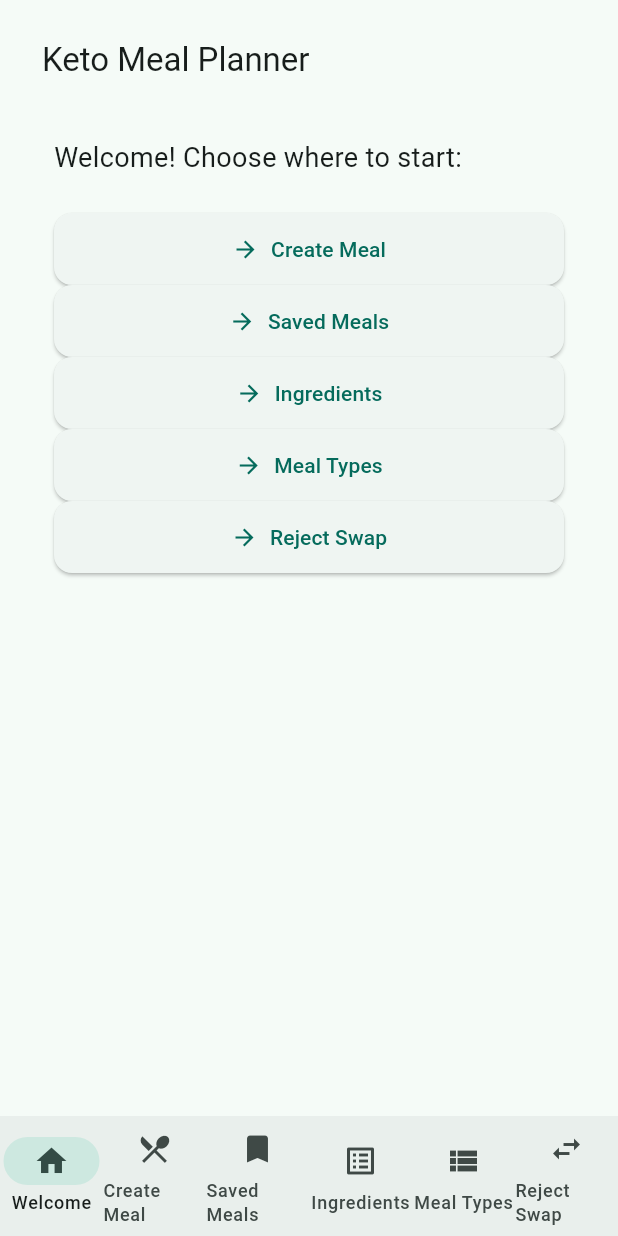
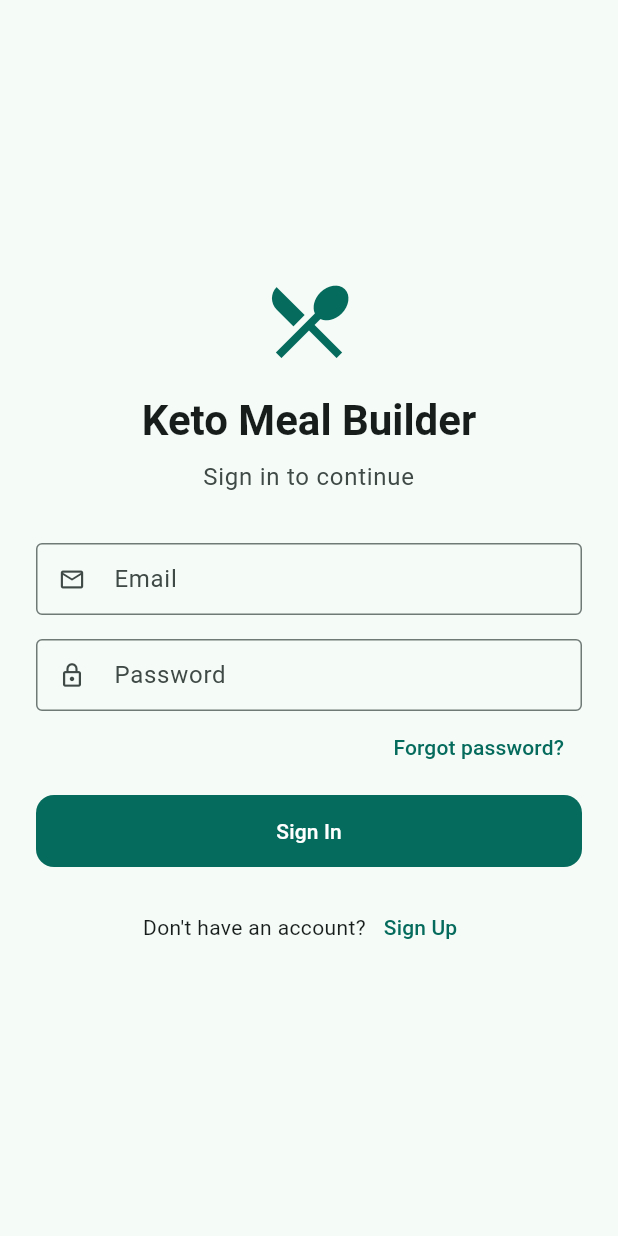
Before and after one commit to maximumsofty/meal_planner_app_local_version, a Flutter app: the screen it shows after launch, on a phone screen of 412 x 824 dp. Run offline on Flutter 3.47's test engine with Material 3 defaults, Android fonts, the phone set to English and light mode, and no system bars; our stand-ins replace cloud_firestore, firebase_auth, firebase_core, go_router, shared_preferences; accounts and stored records are empty.

Commit message:
Add Firebase authentication and Firestore integration
- Add firebase_core, firebase_auth, cloud_firestore dependencies
- Create Firebase configuration (firebase_options.dart)
- Add AuthService for login/signup/signout
- Create LoginScreen with email/password authentication
- Update AppRouter with auth state handling and redirects
- Convert IngredientService to use Firestore
- Convert MealService to use Firestore
- Convert MealTypeService to use Firestore
- Add sign out button to app shell

Data is now stored per-user in Firestore:
- users/{userId}/ingredients
- users/{userId}/meals
- users/{userId}/mealTypes

Co-Authored-By: Claude Opus 4.5 <noreply@anthropic.com>

```diff
--- a/lib/app_router.dart
+++ b/lib/app_router.dart
@@ -4,17 +4,44 @@ import 'package:go_router/go_router.dart';
 import 'models/meal.dart';
 import 'screens/create_meal_screen.dart';
 import 'screens/ingredients_screen.dart';
+import 'screens/login_screen.dart';
 import 'screens/meal_types_screen.dart';
 import 'screens/reject_swap_screen.dart';
 import 'screens/saved_meals_screen.dart';
 import 'screens/welcome_screen.dart';
+import 'services/auth_service.dart';
 
 class AppRouter {
   AppRouter();
 
+  final _authService = AuthService();
+
   late final GoRouter router = GoRouter(
     initialLocation: '/',
+    refreshListenable: GoRouterRefreshStream(_authService.authStateChanges),
+    redirect: (context, state) {
+      final isLoggedIn = _authService.isLoggedIn;
+      final isLoggingIn = state.matchedLocation == '/login';
+
+      // If not logged in and not on login page, redirect to login
+      if (!isLoggedIn && !isLoggingIn) {
+        return '/login';
+      }
+
+      // If logged in and on login page, redirect to home
+      if (isLoggedIn && isLoggingIn) {
+        return '/';
+      }
+
+      return null;
+    },
     routes: [
+      GoRoute(
+        path: '/login',
+        name: 'login',
+        pageBuilder: (context, state) =>
+            const NoTransitionPage(child: LoginScreen()),
+      ),
       ShellRoute(
         builder: (context, state, child) =>
             _AppShell(location: state.uri.path, child: child),
@@ -65,6 +92,22 @@ class AppRouter {
   );
 }
 
+// Helper class to convert Stream to Listenable for GoRouter refresh
+class GoRouterRefreshStream extends ChangeNotifier {
+  GoRouterRefreshStream(Stream<dynamic> stream) {
+    notifyListeners();
+    _subscription = stream.asBroadcastStream().listen((_) => notifyListeners());
+  }
+
+  late final dynamic _subscription;
+
+  @override
+  void dispose() {
+    _subscription.cancel();
+    super.dispose();
+  }
+}
+
 class _NavItem {
   final String path;
   final String label;
@@ -103,6 +146,30 @@ class _AppShell extends StatelessWidget {
     }
   }
 
+  Future<void> _signOut(BuildContext context) async {
+    final confirmed = await showDialog<bool>(
+      context: context,
+      builder: (ctx) => AlertDialog(
+        title: const Text('Sign Out'),
+        content: const Text('Are you sure you want to sign out?'),
+        actions: [
+          TextButton(
+            onPressed: () => Navigator.pop(ctx, false),
+            child: const Text('Cancel'),
+          ),
+          FilledButton(
+            onPressed: () => Navigator.pop(ctx, true),
+            child: const Text('Sign Out'),
+          ),
+        ],
+      ),
+    );
+
+    if (confirmed == true) {
+      await AuthService().signOut();
+    }
+  }
+
   @override
   Widget build(BuildContext context) {
     final useRail = MediaQuery.of(context).size.width >= 900;
@@ -110,8 +177,7 @@ class _AppShell extends StatelessWidget {
 
     final centeredChild = SafeArea(
       top: true,
-      bottom:
-          useRail, // rail view should respect bottom insets; nav bar handles its own
+      bottom: useRail,
       child: Padding(
         padding: EdgeInsets.fromLTRB(
           horizontalPad,
@@ -137,6 +203,19 @@ class _AppShell extends StatelessWidget {
                 selectedIndex: _currentIndex,
                 onDestinationSelected: (index) => _onSelect(context, index),
                 labelType: NavigationRailLabelType.all,
+                trailing: Expanded(
+                  child: Align(
+                    alignment: Alignment.bottomCenter,
+                    child: Padding(
+                      padding: const EdgeInsets.only(bottom: 16),
+                      child: IconButton(
+                        icon: const Icon(Icons.logout),
+                        tooltip: 'Sign Out',
+                        onPressed: () => _signOut(context),
+                      ),
+                    ),
+                  ),
+                ),
                 destinations: _navItems
                     .map(
                       (item) => NavigationRailDestination(
@@ -154,6 +233,16 @@ class _AppShell extends StatelessWidget {
     }
 
     return Scaffold(
+      appBar: AppBar(
+        title: const Text('Keto Meal Builder'),
+        actions: [
+          IconButton(
+            icon: const Icon(Icons.logout),
+            tooltip: 'Sign Out',
+            onPressed: () => _signOut(context),
+          ),
+        ],
+      ),
       body: centeredChild,
       bottomNavigationBar: NavigationBar(
         selectedIndex: _currentIndex,
--- /dev/null
+++ b/lib/screens/login_screen.dart
@@ -0,0 +1,274 @@
+import 'package:flutter/material.dart';
+import 'package:firebase_auth/firebase_auth.dart';
+import '../services/auth_service.dart';
+
+class LoginScreen extends StatefulWidget {
+  const LoginScreen({super.key});
+
+  @override
+  State<LoginScreen> createState() => _LoginScreenState();
+}
+
+class _LoginScreenState extends State<LoginScreen> {
+  final _authService = AuthService();
+  final _formKey = GlobalKey<FormState>();
+  final _emailController = TextEditingController();
+  final _passwordController = TextEditingController();
+
+  bool _isLogin = true;
+  bool _isLoading = false;
+  String? _errorMessage;
+
+  @override
+  void dispose() {
+    _emailController.dispose();
+    _passwordController.dispose();
+    super.dispose();
+  }
+
+  Future<void> _submit() async {
+    if (!_formKey.currentState!.validate()) return;
+
+    setState(() {
+      _isLoading = true;
+      _errorMessage = null;
+    });
+
+    try {
+      if (_isLogin) {
+        await _authService.signIn(
+          email: _emailController.text.trim(),
+          password: _passwordController.text,
+        );
+      } else {
+        await _authService.signUp(
+          email: _emailController.text.trim(),
+          password: _passwordController.text,
+        );
+      }
+      // Navigation will be handled by auth state listener in router
+    } on FirebaseAuthException catch (e) {
+      setState(() {
+        _errorMessage = _getErrorMessage(e.code);
+      });
+    } catch (e) {
+      setState(() {
+        _errorMessage = 'An unexpected error occurred. Please try again.';
+      });
+    } finally {
+      if (mounted) {
+        setState(() {
+          _isLoading = false;
+        });
+      }
+    }
+  }
+
+  String _getErrorMessage(String code) {
+    switch (code) {
+      case 'user-not-found':
+        return 'No account found with this email.';
+      case 'wrong-password':
+        return 'Incorrect password.';
+      case 'email-already-in-use':
+        return 'An account already exists with this email.';
+      case 'weak-password':
+        return 'Password should be at least 6 characters.';
+      case 'invalid-email':
+        return 'Please enter a valid email address.';
+      case 'invalid-credential':
+        return 'Invalid email or password.';
+      default:
+        return 'Authentication failed. Please try again.';
+    }
+  }
+
+  Future<void> _resetPassword() async {
+    final email = _emailController.text.trim();
+    if (email.isEmpty) {
+      setState(() {
+        _errorMessage = 'Please enter your email address first.';
+      });
+      return;
+    }
+
+    try {
+      await _authService.resetPassword(email);
+      if (!mounted) return;
+      ScaffoldMessenger.of(context).showSnackBar(
+        const SnackBar(
+          content: Text('Password reset email sent. Check your inbox.'),
+        ),
+      );
+    } on FirebaseAuthException catch (e) {
+      setState(() {
+        _errorMessage = _getErrorMessage(e.code);
+      });
+    }
+  }
+
+  @override
+  Widget build(BuildContext context) {
+    return Scaffold(
+      body: SafeArea(
+        child: Center(
+          child: SingleChildScrollView(
+            padding: const EdgeInsets.all(24),
+            child: ConstrainedBox(
+              constraints: const BoxConstraints(maxWidth: 400),
+              child: Form(
+                key: _formKey,
+                child: Column(
+                  mainAxisAlignment: MainAxisAlignment.center,
+                  crossAxisAlignment: CrossAxisAlignment.stretch,
+                  children: [
+                    // Logo/Title
+                    Icon(
+                      Icons.restaurant_menu,
+                      size: 64,
+                      color: Theme.of(context).colorScheme.primary,
+                    ),
+                    const SizedBox(height: 16),
+                    Text(
+                      'Keto Meal Builder',
+                      style: Theme.of(context).textTheme.headlineMedium?.copyWith(
+                        fontWeight: FontWeight.bold,
+                      ),
+                      textAlign: TextAlign.center,
+                    ),
+                    const SizedBox(height: 8),
+                    Text(
+                      _isLogin ? 'Sign in to continue' : 'Create your account',
+                      style: Theme.of(context).textTheme.bodyLarge?.copyWith(
+                        color: Theme.of(context).colorScheme.onSurfaceVariant,
+                      ),
+                      textAlign: TextAlign.center,
+                    ),
+                    const SizedBox(height: 32),
+
+                    // Error message
+                    if (_errorMessage != null) ...[
+                      Container(
+                        padding: const EdgeInsets.all(12),
+                        decoration: BoxDecoration(
+                          color: Theme.of(context).colorScheme.errorContainer,
+                          borderRadius: BorderRadius.circular(8),
+                        ),
+                        child: Text(
+                          _errorMessage!,
+                          style: TextStyle(
+                            color: Theme.of(context).colorScheme.onErrorContainer,
+                          ),
+                        ),
+                      ),
+                      const SizedBox(height: 16),
+                    ],
+
+                    // Email field
+                    TextFormField(
+                      controller: _emailController,
+                      keyboardType: TextInputType.emailAddress,
+                      textInputAction: TextInputAction.next,
+                      decoration: const InputDecoration(
+                        labelText: 'Email',
+                        border: OutlineInputBorder(),
+                        prefixIcon: Icon(Icons.email_outlined),
+                      ),
+                      validator: (value) {
+                        if (value == null || value.isEmpty) {
+                          return 'Please enter your email';
+                        }
+                        if (!value.contains('@')) {
+                          return 'Please enter a valid email';
+                        }
+                        return null;
+                      },
+                    ),
+                    const SizedBox(height: 16),
+
+                    // Password field
+                    TextFormField(
+                      controller: _passwordController,
+                      obscureText: true,
+                      textInputAction: TextInputAction.done,
+                      decoration: const InputDecoration(
+                        labelText: 'Password',
+                        border: OutlineInputBorder(),
+                        prefixIcon: Icon(Icons.lock_outlined),
+                      ),
+                      validator: (value) {
+                        if (value == null || value.isEmpty) {
+                          return 'Please enter your password';
+                        }
+                        if (!_isLogin && value.length < 6) {
+                          return 'Password must be at least 6 characters';
+                        }
+                        return null;
+                      },
+                      onFieldSubmitted: (_) => _submit(),
+                    ),
+
+                    // Forgot password (login only)
+                    if (_isLogin) ...[
+                      Align(
+                        alignment: Alignment.centerRight,
+                        child: TextButton(
+                          onPressed: _resetPassword,
+                          child: const Text('Forgot password?'),
+                        ),
+                      ),
+                    ] else ...[
+                      const SizedBox(height: 16),
+                    ],
+
+                    const SizedBox(height: 8),
+
+                    // Submit button
+                    FilledButton(
+                      onPressed: _isLoading ? null : _submit,
+                      style: FilledButton.styleFrom(
+                        minimumSize: const Size.fromHeight(48),
+                      ),
+                      child: _isLoading
+                          ? const SizedBox(
+                              height: 20,
+                              width: 20,
+                              child: CircularProgressIndicator(
+                                strokeWidth: 2,
+                                color: Colors.white,
+                              ),
+                            )
+                          : Text(_isLogin ? 'Sign In' : 'Create Account'),
+                    ),
+                    const SizedBox(height: 16),
+
+                    // Toggle login/signup
+                    Row(
+                      mainAxisAlignment: MainAxisAlignment.center,
+                      children: [
+                        Text(
+                          _isLogin
+                              ? "Don't have an account?"
+                              : 'Already have an account?',
+                        ),
+                        TextButton(
+                          onPressed: () {
+                            setState(() {
+                              _isLogin = !_isLogin;
+                              _errorMessage = null;
+                            });
+                          },
+                          child: Text(_isLogin ? 'Sign Up' : 'Sign In'),
+                        ),
+                      ],
+                    ),
+                  ],
+                ),
+              ),
+            ),
+          ),
+        ),
+      ),
+    );
+  }
+}
--- /dev/null
+++ b/lib/services/auth_service.dart
@@ -0,0 +1,46 @@
+import 'package:firebase_auth/firebase_auth.dart';
+
+class AuthService {
+  final FirebaseAuth _auth = FirebaseAuth.instance;
+
+  // Stream of auth state changes
+  Stream<User?> get authStateChanges => _auth.authStateChanges();
+
+  // Current user
+  User? get currentUser => _auth.currentUser;
+
+  // Check if user is logged in
+  bool get isLoggedIn => _auth.currentUser != null;
+
+  // Sign up with email and password
+  Future<UserCredential> signUp({
+    required String email,
+    required String password,
+  }) async {
+    return await _auth.createUserWithEmailAndPassword(
+      email: email,
+      password: password,
+    );
+  }
+
+  // Sign in with email and password
+  Future<UserCredential> signIn({
+    required String email,
+    required String password,
+  }) async {
+    return await _auth.signInWithEmailAndPassword(
+      email: email,
+      password: password,
+    );
+  }
+
+  // Sign out
+  Future<void> signOut() async {
+    await _auth.signOut();
+  }
+
+  // Send password reset email
+  Future<void> resetPassword(String email) async {
+    await _auth.sendPasswordResetEmail(email: email);
+  }
+}
--- a/pubspec.yaml
+++ b/pubspec.yaml
@@ -34,6 +34,9 @@ dependencies:
   shared_preferences: ^2.1.0
   cupertino_icons: ^1.0.8
   go_router: ^14.2.0
+  firebase_core: ^3.8.1
+  firebase_auth: ^5.3.4
+  cloud_firestore: ^5.6.0
 
 dev_dependencies:
   flutter_test:
```
Also changed, not shown: lib/main.dart (+6 -1 lines), lib/services/ingredient_service.dart (+53 -37 lines), lib/services/meal_service.dart (+37 -43 lines), lib/services/meal_type_service.dart (+30 -30 lines), lib/firebase_options.dart (added), pubspec.lock, 3 other files.
